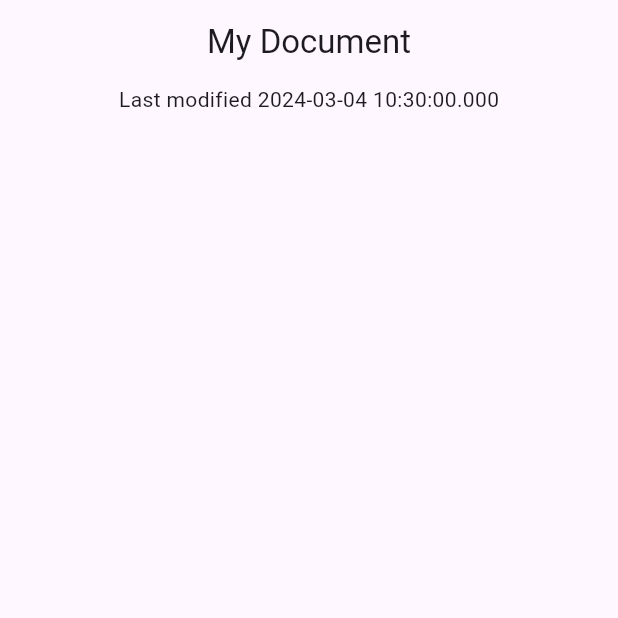
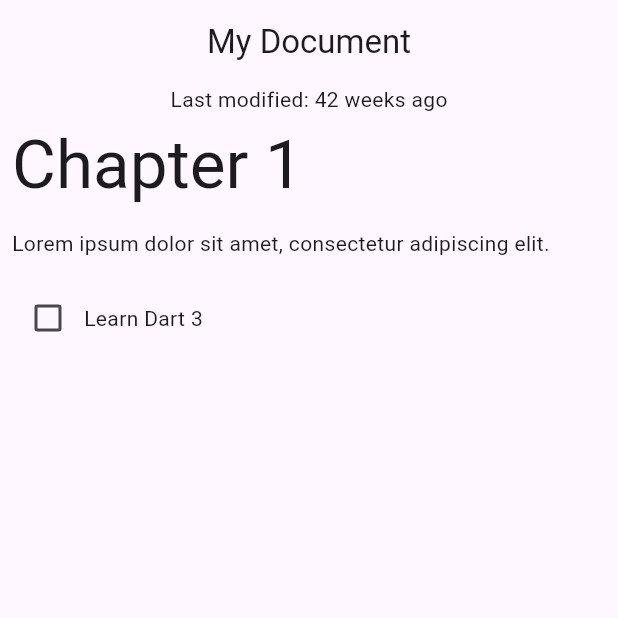
Before and after one commit to MuhammadRifkiPutraLaksmana/2211102441101-tugas2, a Flutter app: the screen it shows after launch, on a phone screen of 412 x 824 dp, the top half of it. Run offline on Flutter 3.47's test engine with Material 3 defaults, Android fonts, the phone set to English and light mode, and no system bars.

Commit message:
first commit

```diff
--- a/lib/data.dart
+++ b/lib/data.dart
@@ -4,13 +4,59 @@ class Document {
   Document() : _json = jsonDecode(documentJson);
   final Map<String, Object?> _json;
 
-(String, {DateTime modified}) getMetadata() {
-  var title = "My Document";
-  var now = DateTime.now();
+    List<Block> getBlocks() {
+    if (_json case {'blocks': List blocksJson}) {
+      return <Block>[
+        for (var blockJson in blocksJson) Block.fromJson(blockJson)
+      ];
+    } else {
+      throw const FormatException('Unexpected JSON format');
+    }
+  }
 
-  return (title, modified: now);
+  (String, {DateTime modified}) getMetadata() {
+    if (_json
+        case {
+          'metadata': {
+            'title': String title,
+            'modified': String localModified,
+          }
+        }) {
+      return (title, modified: DateTime.parse(localModified));
+    } else {
+      throw const FormatException('Unexpected JSON');
+    }
+  }
 }
 
+sealed class Block {
+  Block();
+
+  factory Block.fromJson(Map<String, Object?> json) {
+    return switch (json) {
+      {'type': 'h1', 'text': String text} => HeaderBlock(text),
+      {'type': 'p', 'text': String text} => ParagraphBlock(text),
+      {'type': 'checkbox', 'text': String text, 'checked': bool checked} =>
+        CheckboxBlock(text, checked),
+      _ => throw const FormatException('Unexpected JSON format'),
+    };
+  }
+}
+
+class HeaderBlock extends Block {
+  final String text;
+  HeaderBlock(this.text);
+}
+
+class ParagraphBlock extends Block {
+  final String text;
+  ParagraphBlock(this.text);
+}
+
+class CheckboxBlock extends Block {
+  final String text;
+  final bool isChecked;
+  CheckboxBlock(this.text, this.isChecked);
 }
 
 const documentJson = '''
--- a/lib/main.dart
+++ b/lib/main.dart
@@ -28,20 +28,25 @@ class DocumentScreen extends StatelessWidget {
    Key? key,
  }) : super(key: key);
 
-    @override
+  @override
   Widget build(BuildContext context) {
-    var metadataRecord = document.getMetadata();
+    var (title, :modified) = document.getMetadata();
+    var formattedModifiedDate = formatDate(modified); // New
+    var blocks = document.getBlocks();
 
     return Scaffold(
       appBar: AppBar(
-        title: Text(metadataRecord.$1),
-        centerTitle: true, // Tambahkan baris ini
+        title: Text(title),
+        centerTitle: true,
       ),
       body: Column(
         children: [
-          Center(
-            child: Text(
-              'Last modified ${metadataRecord.modified}',
+          Text('Last modified: $formattedModifiedDate'), // New
+          Expanded(
+            child: ListView.builder(
+              itemCount: blocks.length,
+              itemBuilder: (context, index) =>
+                BlockWidget(block: blocks[index]),
             ),
           ),
         ],
@@ -49,3 +54,47 @@ class DocumentScreen extends StatelessWidget {
     );
   }
 }
+
+class BlockWidget extends StatelessWidget {
+  final Block block;
+
+  const BlockWidget({
+    required this.block,
+    Key? key,
+  }) : super(key: key);
+
+  @override
+  Widget build(BuildContext context) {
+    return Container(
+      margin: const EdgeInsets.all(8),
+      child: switch (block) {
+        HeaderBlock(:var text) => Text(
+          text,
+          style: Theme.of(context).textTheme.displayMedium,
+        ),
+        ParagraphBlock(:var text) => Text(text),
+        CheckboxBlock(:var text, :var isChecked) => Row(
+          children: [
+            Checkbox(value: isChecked, onChanged: (_) {}),
+            Text(text),
+          ],
+        ),
+      },
+    );
+  }
+}
+
+String formatDate(DateTime dateTime) {
+  var today = DateTime.now();
+  var difference = dateTime.difference(today);
+
+  return switch (difference) {
+    Duration(inDays: 0) => 'today',
+    Duration(inDays: 1) => 'tomorrow',
+    Duration(inDays: -1) => 'yesterday',
+    Duration(inDays: var days) when days > 7 => '${days ~/ 7} weeks from now', // New
+    Duration(inDays: var days) when days < -7 => '${days.abs() ~/ 7} weeks ago', // New
+      Duration(inDays: var days, isNegative: true) => '${days.abs()} days ago',
+      Duration(inDays: var days) => '$days days from now',
+  };
+}
```
